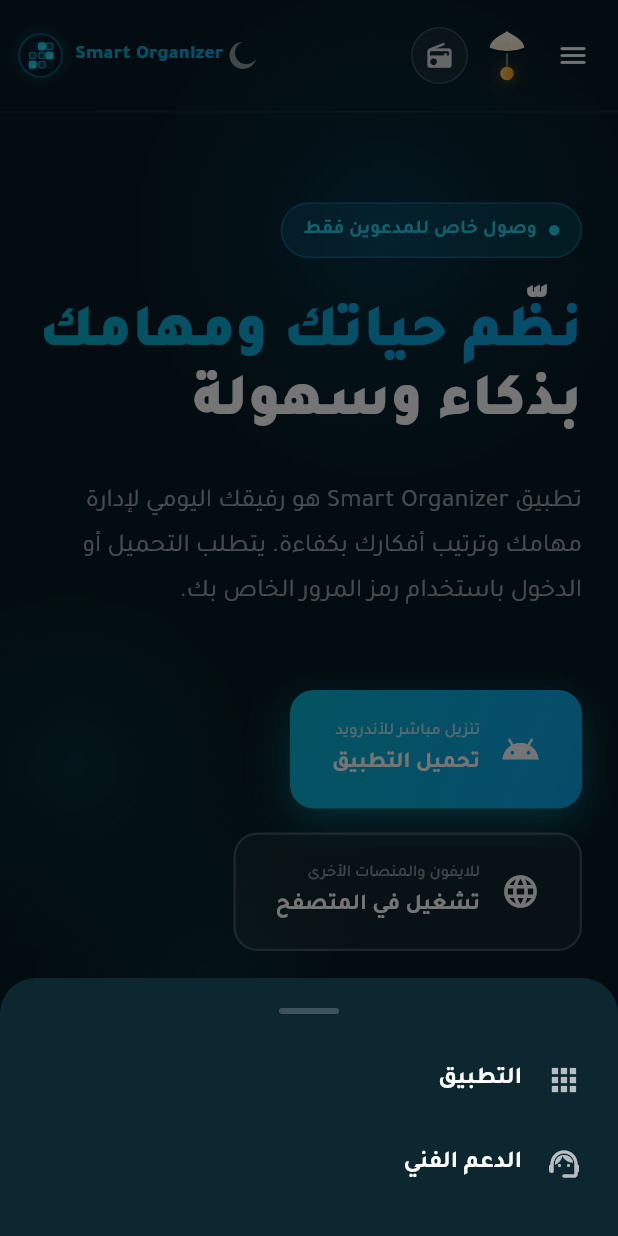
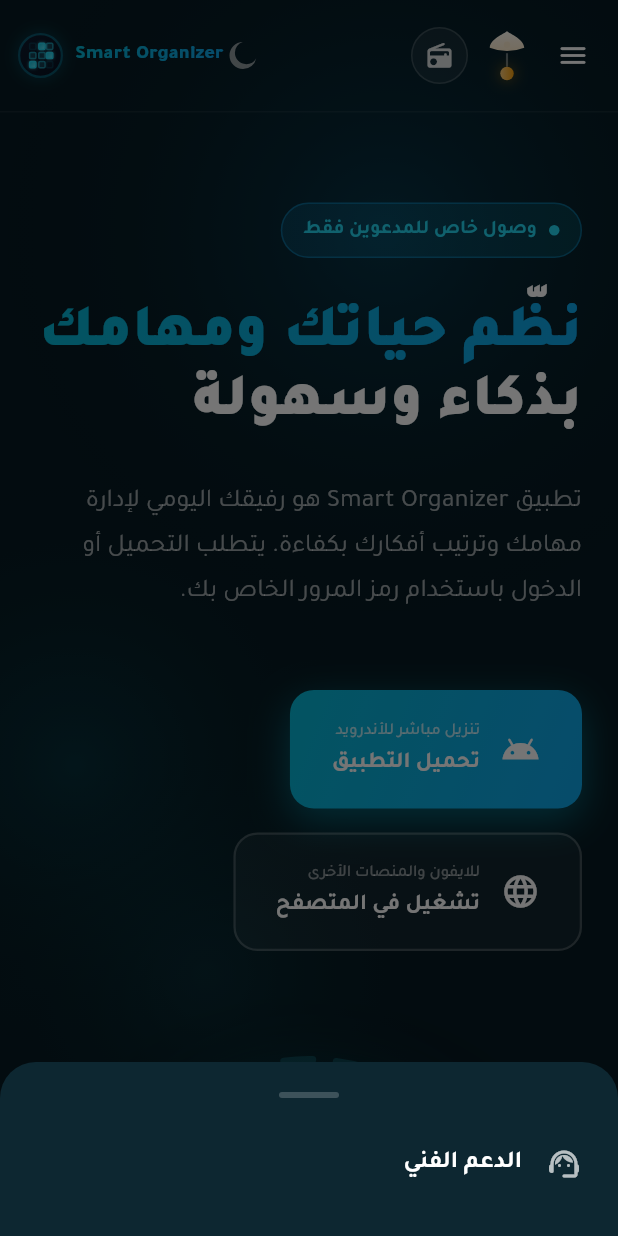
Before and after one commit to yasserbousfiha-creator/smart-organizer-web, a Flutter app: the screen it shows after launch, after a tap on the "menu" icon, on a phone screen of 412 x 824 dp. Run offline on Flutter 3.47's test engine with Material 3 defaults, Android fonts, the phone set to English and light mode, and no system bars; our stand-ins replace audioplayers, carousel_slider, supabase_flutter; missing offline and left inert: dart:html; accounts and stored records are empty.

Commit message:
Remove the dead "App" nav link (desktop bar and mobile menu)
It had an empty onTap callback in the desktop navbar and only closed
the sheet in the mobile menu — it never did anything.

```diff
--- a/lib/main.dart
+++ b/lib/main.dart
@@ -910,8 +910,6 @@ class _LandingPageState extends State<LandingPage>
               ),
             ),
           ] else ...[
-            _navLink('التطبيق', () {}),
-            const SizedBox(width: 4),
             _navLink('الدعم الفني', _scrollToSupport),
             const SizedBox(width: 16),
             const QuranRadioButton(),
@@ -956,14 +954,6 @@ class _LandingPageState extends State<LandingPage>
                     color: Colors.white.withValues(alpha: 0.2),
                     borderRadius: BorderRadius.circular(4),
                   ),
-                ),
-                ListTile(
-                  leading: const Icon(Icons.apps_rounded, color: Colors.white70),
-                  title: const Text(
-                    'التطبيق',
-                    style: TextStyle(color: Colors.white, fontWeight: FontWeight.w600),
-                  ),
-                  onTap: () => Navigator.pop(sheetContext),
                 ),
                 ListTile(
                   leading: const Icon(Icons.support_agent_rounded, color: Colors.white70),
```
